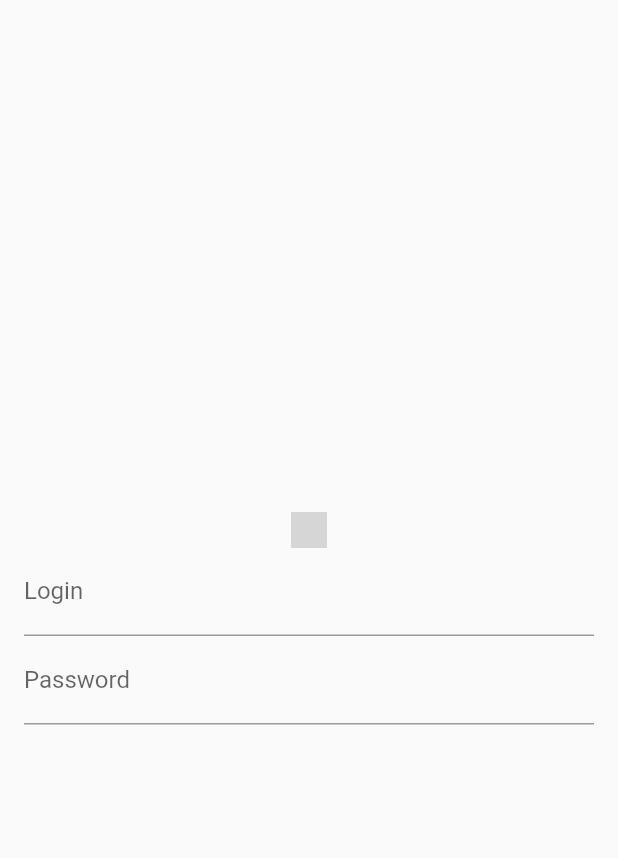
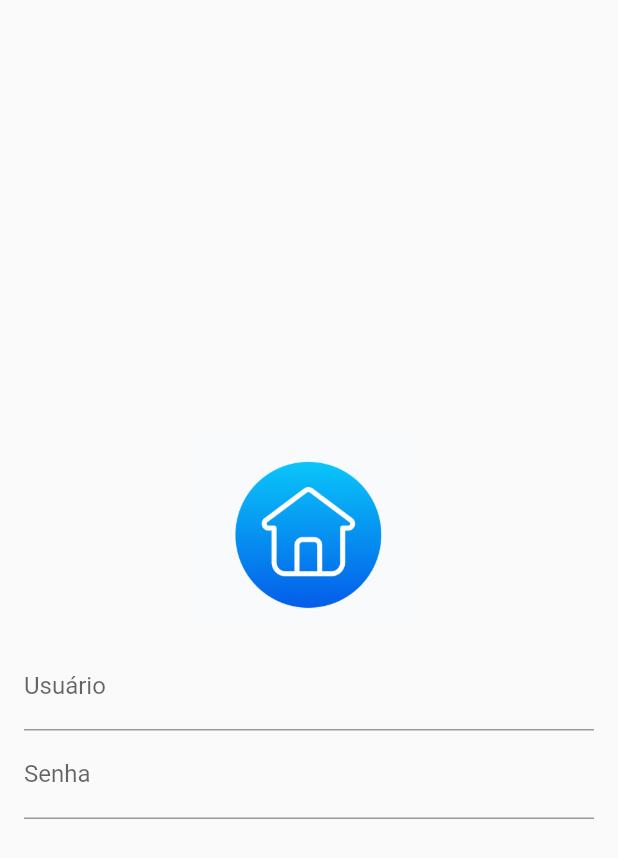
Before and after one commit to baldissin/todo_list, a Flutter app: the screen it shows after launch, on a phone screen of 412 x 824 dp. Shown: the top 858 px of the screen. Run offline on Flutter 3.47's test engine with Material 2 defaults, Android fonts, the phone set to English and light mode, and no system bars; grey boxes are pictures that could not be loaded.

Commit message:
fix: add image in login screen

```diff
--- a/lib/pages/login.dart
+++ b/lib/pages/login.dart
@@ -8,24 +8,20 @@ class TodoListPage extends StatelessWidget {
     return Scaffold(
       body: Center(
         child: Padding(
-            padding: EdgeInsets.all(16),
+            padding: const EdgeInsets.all(16),
             child: Column(
               mainAxisSize: MainAxisSize.min,
-              children: const [
-                ImageIcon(
-                  AssetImage("/home/allan/Documents/allan-workspace/StudioProjects/todo_list/lib/images/homeIcon.png"),
-                  color: Colors.red,
-                  size: 24,
-                ),
-                TextField(
+              children: [
+                Image.asset('assets/images/homeIcon.png', height: 150, width: 150),
+                const TextField(
                   decoration: InputDecoration(
-                    labelText: 'Login',
+                    labelText: 'Usuário',
                     errorText: null,
                   ),
                 ),
-                TextField(
+                const TextField(
                   decoration: InputDecoration(
-                    labelText: 'Password',
+                    labelText: 'Senha',
                     errorText: null,
                   ),
                   obscureText: true,
--- a/pubspec.yaml
+++ b/pubspec.yaml
@@ -57,6 +57,8 @@ flutter:
   # included with your application, so that you can use the icons in
   # the material Icons class.
   uses-material-design: true
+  assets:
+    - assets/images/
 
   # To add assets to your application, add an assets section, like this:
   # assets:
```
